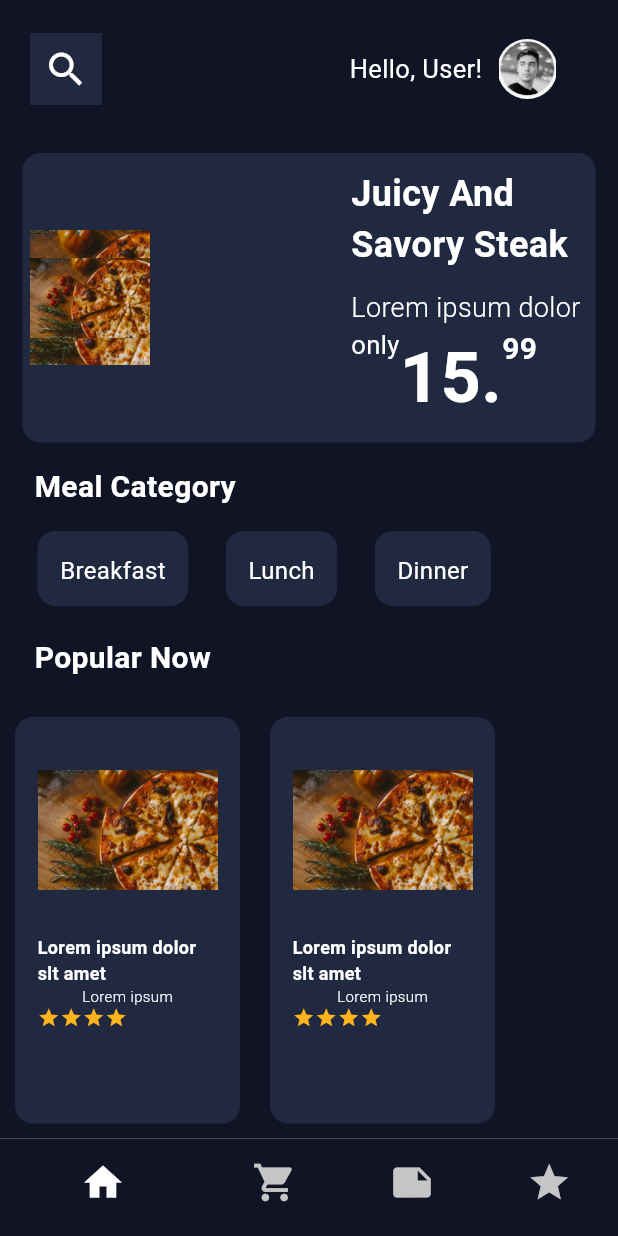
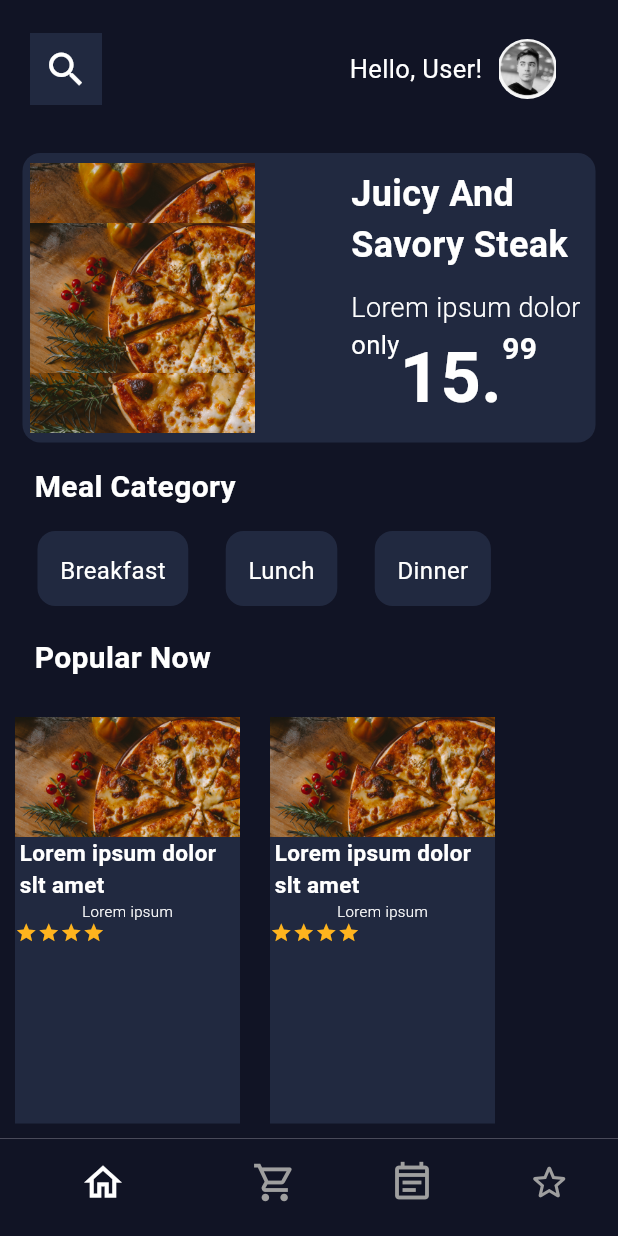
Before and after one commit to menukaAnujitha/pizza_order_app, a Flutter app: the screen it shows after launch, on a phone screen of 412 x 824 dp. Run offline on Flutter 3.47's test engine with Material 3 defaults, Android fonts, the phone set to English and light mode, and no system bars.

Commit message:
fix: home page widgets

```diff
--- a/lib/Models/pizza_card.dart
+++ b/lib/Models/pizza_card.dart
@@ -15,31 +15,33 @@ class PizzaCard extends StatelessWidget {
     return Padding(
       padding: const EdgeInsets.symmetric(vertical: 10, horizontal: 10),
       child: Container(
-        padding: const EdgeInsets.all(15),
-        width: 150,
-        height: 200,
-        decoration: BoxDecoration(
+        width: 150.0,
+        height: 250.0,
         color: Color.fromARGB(255, 33, 41, 64),
-          borderRadius: BorderRadius.circular(12),
-        ),
-        child: Column(children: [
-          Container(
+        child: Column(
+          children: [
+            ClipRect(
+              child: Align(
+                alignment: Alignment.topCenter,
+                heightFactor: 0.8,
                 child: Image.asset(
                   pizzaImage,
-              width: 120,
-              height: 120,
+                  fit: BoxFit.cover,
                 ),
               ),
-          SizedBox(
-            height: 10,
             ),
-          Text(
+            Padding(
+              padding: const EdgeInsets.symmetric(horizontal: 3.0),
+              child: Text(
                 pizzaName,
-            style: TextStyle(
-                fontWeight: FontWeight.bold, fontSize: 12, color: Colors.white),
+                style: const TextStyle(
+                    fontWeight: FontWeight.bold,
+                    fontSize: 15,
+                    color: Colors.white),
+              ),
             ),
             Text(pizzaText,
-              style: TextStyle(
+                style: const TextStyle(
                     fontWeight: FontWeight.w300,
                     fontSize: 10,
                     color: Colors.white)),
@@ -67,7 +69,8 @@ class PizzaCard extends StatelessWidget {
                 ),
               ],
             ),
-        ]),
+          ],
+        ),
       ),
     );
   }
--- a/lib/UI pages/cart.dart
+++ b/lib/UI pages/cart.dart
@@ -1,5 +1,4 @@
 import 'package:flutter/material.dart';
-import 'package:pizza_order_app/Widgets/bottom_nav.dart';
 
 class CartPage extends StatefulWidget {
   const CartPage({super.key});
@@ -12,7 +11,9 @@ class _CartPageState extends State<CartPage> {
   @override
   Widget build(BuildContext context) {
     return Scaffold(
-      bottomNavigationBar: BottomNav(),
+      body: SafeArea(
+        child: Text('Cart Page', style: TextStyle(fontSize: 30)),
+      ),
     );
   }
 }
--- a/lib/UI pages/home.dart
+++ b/lib/UI pages/home.dart
@@ -1,7 +1,6 @@
 import 'package:flutter/material.dart';
 import 'package:pizza_order_app/Models/category_card.dart';
 import 'package:pizza_order_app/Models/pizza_card.dart';
-import 'package:pizza_order_app/Widgets/bottom_nav.dart';
 
 class HomePage extends StatefulWidget {
   const HomePage({super.key});
@@ -75,8 +74,8 @@ class _HomePAgeState extends State<HomePage> {
                     mainAxisAlignment: MainAxisAlignment.spaceBetween,
                     children: [
                       Container(
-                        height: 90,
-                        width: 80,
+                        height: 180,
+                        width: 150,
                         child: Image.asset(
                           'lib/images/pizza.jpg',
                         ),
@@ -86,7 +85,7 @@ class _HomePAgeState extends State<HomePage> {
                               fit: BoxFit.cover),
                         ),
                       ),
-                      const SizedBox(width: 15),
+                      SizedBox(width: 15),
                       Padding(
                         padding: const EdgeInsets.all(5.0),
                         child: Column(
@@ -223,7 +222,6 @@ class _HomePAgeState extends State<HomePage> {
           ],
         ),
       ),
-      // bottomNavigationBar: BottomNav(),
     );
   }
 }
--- a/lib/Widgets/bottom_nav.dart
+++ b/lib/Widgets/bottom_nav.dart
@@ -41,28 +41,28 @@ class _BottomNavState extends State<BottomNav> {
           items: const <BottomNavigationBarItem>[
             BottomNavigationBarItem(
               icon: Icon(
-                Icons.home,
+                Icons.home_outlined,
                 size: 30,
               ),
               label: '',
             ),
             BottomNavigationBarItem(
               icon: Icon(
-                Icons.shopping_cart,
+                Icons.shopping_cart_outlined,
                 size: 30,
               ),
               label: '',
             ),
             BottomNavigationBarItem(
               icon: Icon(
-                Icons.note,
+                Icons.event_note_outlined,
                 size: 30,
               ),
               label: '',
             ),
             BottomNavigationBarItem(
               icon: Icon(
-                Icons.star,
+                Icons.star_outline_rounded,
                 size: 30,
               ),
               label: '',
@@ -70,16 +70,10 @@ class _BottomNavState extends State<BottomNav> {
           ],
           currentIndex: _selectedIndex,
           selectedItemColor: Color.fromARGB(255, 255, 255, 255),
-          unselectedItemColor: Color.fromARGB(255, 197, 197, 197),
+          unselectedItemColor: Color.fromARGB(255, 159, 159, 159),
           onTap: _onItemTapped,
           showSelectedLabels: false,
           showUnselectedLabels: false,
-          //backgroundColor: const Color.fromARGB(255, 0, 0, 0),
-          /*iconSize: 30,
-          showSelectedLabels: false,
-          showUnselectedLabels: false,
-          selectedFontSize: 13.0,
-          unselectedFontSize: 13.0,*/
         ),
       ),
     );
--- a/lib/main.dart
+++ b/lib/main.dart
@@ -1,6 +1,5 @@
 import 'package:flutter/material.dart';
-import 'package:pizza_order_app/UI%20pages/cart.dart';
-import 'package:pizza_order_app/UI%20pages/home.dart';
+import 'package:pizza_order_app/Widgets/bottom_nav.dart';
 
 void main() {
   runApp(const MyApp());
@@ -14,7 +13,7 @@ class MyApp extends StatelessWidget {
     return MaterialApp(
       title: 'Pizza Order App',
       debugShowCheckedModeBanner: false,
-      home: CartPage(),
+      home: BottomNav(),
     );
   }
 }
```
Also changed, not shown: lib/UI pages/menu.dart (+47 -4 lines). Lines whose indentation alone changed are shown as unchanged.
